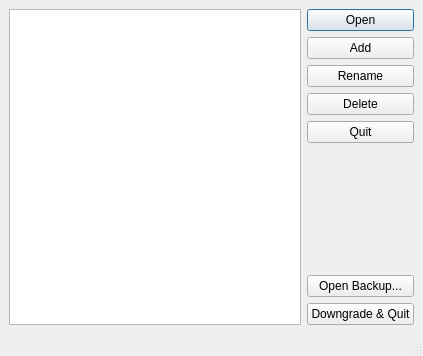
This is qt/designer/profiles.ui in ankitects/anki as Qt 5 draws it before an edit. The edited form follows.
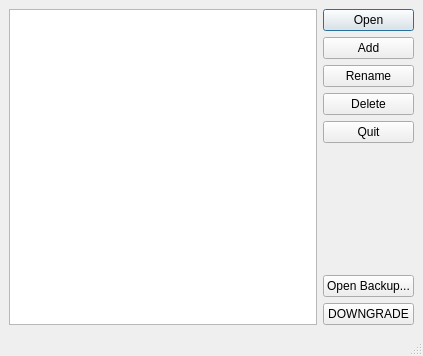
This is the edited form. Icons and pictures are not drawn.

Commit message: i18n downgrade&quit button

```diff
--- a/qt/designer/profiles.ui
+++ b/qt/designer/profiles.ui
@@ -91,7 +91,7 @@
         <item>
          <widget class="QPushButton" name="downgrade_button">
           <property name="text">
-           <string notr="true">Downgrade &amp;&amp; Quit</string>
+           <string notr="true">DOWNGRADE</string>
           </property>
          </widget>
         </item>
```
The commit also changes 2 other files.
